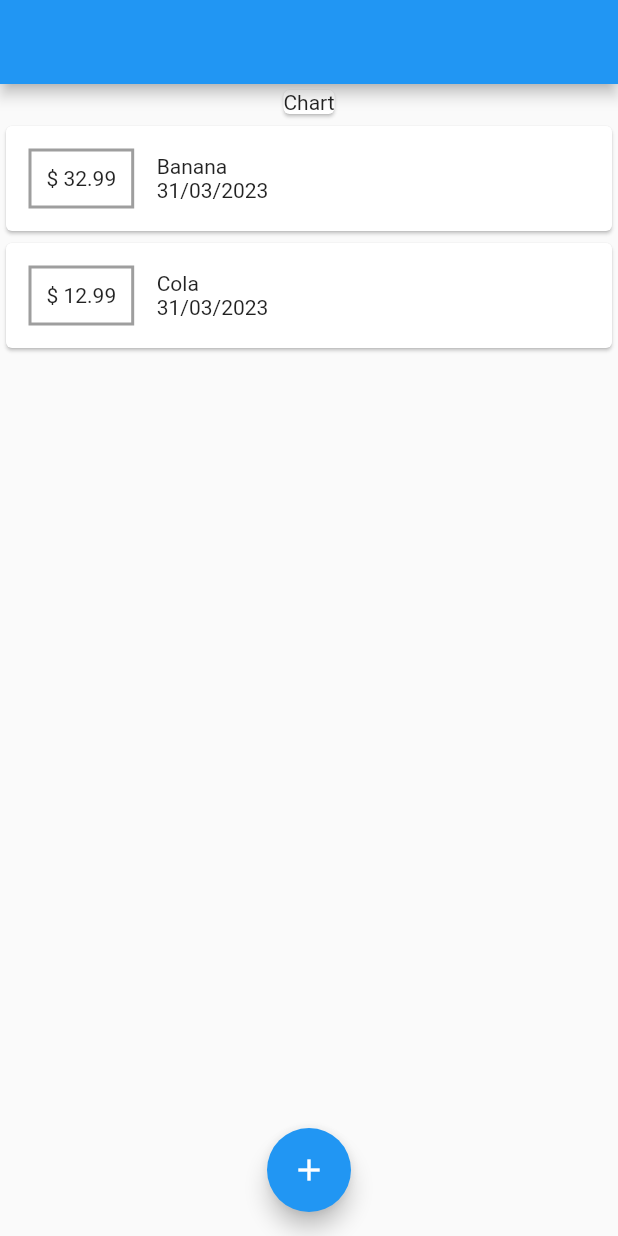
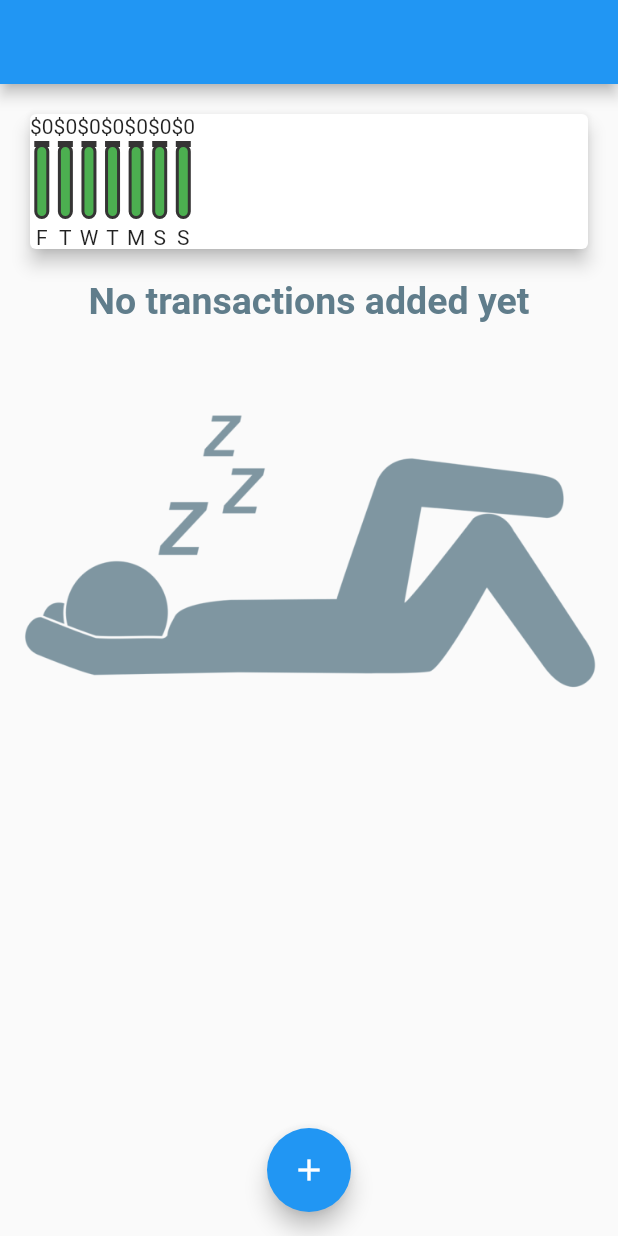
Before and after one commit to LizaKalbukova/Clear_transaction_app, a Flutter app: the screen it shows after launch, on a phone screen of 412 x 824 dp. Run offline on Flutter 3.47's test engine with Material 2 defaults, Android fonts, the phone set to English and light mode, and no system bars.

Commit message:
Доданий Chart

```diff
--- /dev/null
+++ b/lib/chart.dart
@@ -0,0 +1,62 @@
+import 'package:flutter/material.dart';
+import 'properties.dart';
+import 'package:intl/intl.dart';
+import 'chartBar.dart';
+
+class ChartW extends StatelessWidget {
+  final List<MyTransactions> mainTransactions;
+  ChartW(this.mainTransactions);
+
+  List<Map<String, Object>> get allMyCharts {
+    // get динамічно будує
+
+    return List.generate(7, (index) {
+      // відлік іде так Сьогодні index = 0 , Вчора index = 1 і так до кінця тижня
+      final weekDay = DateTime.now().subtract(Duration(
+          days: index)); //subtract метод віднімає від поточної дати інндекс
+      var totalSum = 0.0;
+// створюємо луп щоб виявити скільки транзакція було зроблено за конкретний день
+      for (var i = 0;
+          i < mainTransactions.length;
+          i++) // почаок  і =0, міняємо індекс і на 1 + поки не дойдемо до кінця списка і тоді кінець
+        if (mainTransactions[i].date.day == weekDay.day &&
+            mainTransactions[i].date.month == weekDay.month &&
+            mainTransactions[i].date.year ==
+                weekDay
+                    .year) //перевіряємо чи сьогоднішній день відповідає тому дню, місяцю, року
+        {
+          totalSum += mainTransactions[i].amount; // додаємо  +=
+
+        }
+      return {
+        "Day": DateFormat.E().format(weekDay).substring(0, 1),
+        "amount": totalSum,
+      }; // повертаємо Map
+    }); // List.generate(length, (index) => null). generate конструктор це утиліта класу List яка приймає значення
+  }
+
+  double get totalWeekSpending {
+    return allMyCharts.fold(0.0, (sum, element) {
+      //повертаємо нову sum яку потім будемо вставляти заново в імпут для наступного ел в списку
+      return sum + (element["amount"] as double);
+    }); // fold() допомагає змінити нам list на інший тип. 0.0 - starting value. sum - curent value we calculating,
+  }
+
+  @override
+  Widget build(BuildContext context) {
+    return Card(
+      elevation: 5,
+      margin: EdgeInsets.all(20),
+      child: Row(
+          children: allMyCharts.map((data) {
+        return ChartBar(
+          (data['amount'] as double),
+          totalWeekSpending == 0.0
+              ? 0.0
+              : (data['amount'] as double) / totalWeekSpending,
+          (data['Day'] as String),
+        );
+      }).toList()),
+    );
+  }
+}
--- /dev/null
+++ b/lib/chartBar.dart
@@ -0,0 +1,51 @@
+import 'package:flutter/material.dart';
+
+class ChartBar extends StatelessWidget {
+  final String title;
+  final double price;
+  final double chartColor;
+
+  ChartBar(this.price, this.chartColor, this.title);
+  @override
+  Widget build(BuildContext context) {
+    return Column(
+      children: [
+        Text("\$${price.toStringAsFixed(0)}"),
+        SizedBox(
+          height: 4,
+        ),
+        Container(
+          height: 50,
+          width: 10,
+          child: Stack(children: [
+            Container(
+              decoration: BoxDecoration(
+                border: Border.all(
+                  width: 2,
+                  color: Color.fromARGB(255, 53, 52, 52),
+                ),
+                color: Colors.green,
+                borderRadius: BorderRadius.circular(20),
+              ),
+            ),
+            FractionallySizedBox(
+              heightFactor: chartColor,
+              child: Container(
+                decoration: BoxDecoration(
+                    border: Border.all(
+                      width: 2,
+                      color: Color.fromARGB(255, 53, 52, 52),
+                    ),
+                    color: Colors.blue),
+              ),
+            ) // Віджет встановлює відносну величину у відсотках 0- 0% , 1 - 100%
+          ]),
+        ),
+        SizedBox(
+          height: 4,
+        ),
+        Text(title),
+      ],
+    );
+  }
+}
--- a/lib/main.dart
+++ b/lib/main.dart
@@ -2,6 +2,7 @@ import 'package:flutter/material.dart';
 import 'textInputWidget.dart';
 import 'transactionListW.dart';
 import 'properties.dart';
+import 'chart.dart';
 
 void main() {
   runApp(MyApp());
@@ -27,18 +28,7 @@ class MyHomePage extends StatefulWidget {
 
 class _MyHomePageState extends State<MyHomePage> {
   @override
-  final List<MyTransactions> transctionW = [
-    MyTransactions(
-        amount: 32.99,
-        nameOfTransaction: "Banana",
-        id: "1m",
-        date: DateTime.now()),
-    MyTransactions(
-        amount: 12.99,
-        nameOfTransaction: "Cola",
-        id: "2m",
-        date: DateTime.now())
-  ];
+  final List<MyTransactions> transctionW = [];
 
   void addNewTransaction(String txNameOfTx, double txAmount) {
     final newTx = MyTransactions(
@@ -70,7 +60,8 @@ class _MyHomePageState extends State<MyHomePage> {
       body: SingleChildScrollView(
         child: Column(
           children: [
-            Card(child: Text('Chart')),
+            ChartW(transctionW),
+
             //  MainColumnW(),
             TransactionListW(transctionW)
           ],
--- a/lib/transactionListW.dart
+++ b/lib/transactionListW.dart
@@ -10,7 +10,28 @@ class TransactionListW extends StatelessWidget {
   Widget build(BuildContext context) {
     return Container(
       height: 300,
-      child: ListView.builder(
+      child: transctionNewW
+              .isEmpty // якщо transctionNewW.isEmpty то буде картинка,  а коли транзвкції додаються, то вона зникає
+
+          ? Column(
+              children: [
+                Text(
+                  'No transactions added yet',
+                  style: TextStyle(
+                      fontWeight: FontWeight.bold,
+                      fontSize: 25,
+                      color: Colors.blueGrey),
+                ),
+                SizedBox(
+                  height: 60,
+                ),
+                Image.asset(
+                  'images/sleeping.png',
+                  color: Color.fromARGB(204, 96, 125, 139),
+                ),
+              ],
+            )
+          : ListView.builder(
               itemBuilder: (context, index) {
                 //запускає build для кожної нової транзакції
                 return Card(
@@ -22,7 +43,8 @@ class TransactionListW extends StatelessWidget {
                         child: Text(
                             "\$ ${transctionNewW[index].amount.toStringAsFixed(2)}"),
                         decoration: BoxDecoration(
-                      border: Border.all(width: 2, color: Colors.black38)),
+                            border:
+                                Border.all(width: 2, color: Colors.black38)),
                       ),
                       Column(
                         crossAxisAlignment: CrossAxisAlignment.start,
--- a/pubspec.yaml
+++ b/pubspec.yaml
@@ -56,8 +56,8 @@ flutter:
   uses-material-design: true
 
   # To add assets to your application, add an assets section, like this:
-  # assets:
-  #   - images/a_dot_burr.jpeg
+  assets:
+    - images/
   #   - images/a_dot_ham.jpeg
 
   # An image asset can refer to one or more resolution-specific "variants", see
```
Also changed, not shown: images/sleeping.png (added). Lines whose indentation alone changed are shown as unchanged.
